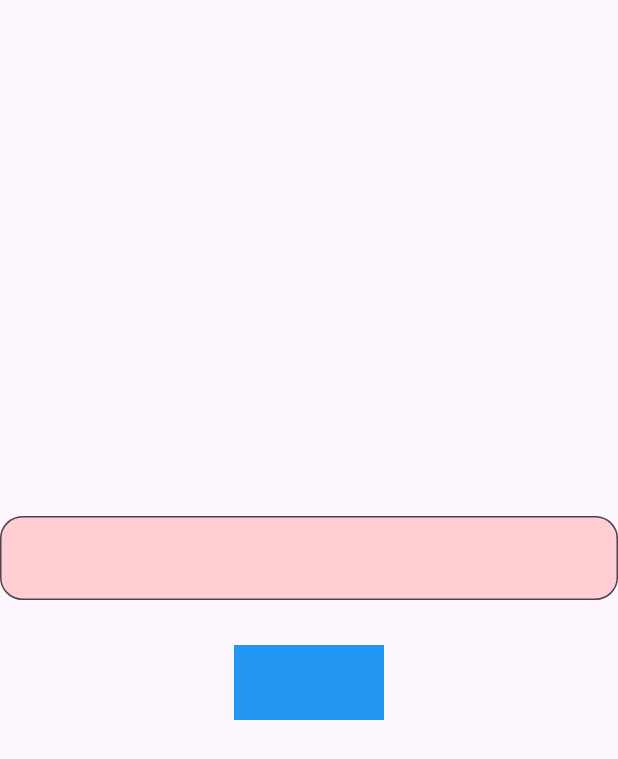
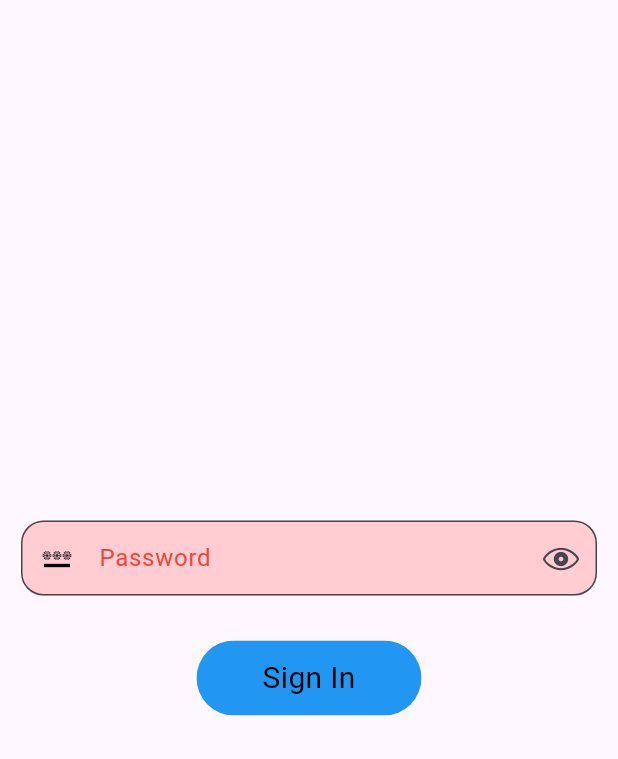
Before and after one commit to shrijith-shetty/Emulator, a Flutter app: the LoginPage screen opened directly, on a phone screen of 412 x 824 dp. Shown: the top 759 px of the screen. Run offline on Flutter 3.47's test engine with Material 3 defaults, Android fonts, the phone set to English and light mode, and no system bars; our stand-ins replace camera, decimal, device_info_plus, flutter_screenutil; missing offline and left inert: gal.

Commit message:
updated textfield design

```diff
--- a/lib/login_page.dart
+++ b/lib/login_page.dart
@@ -20,6 +20,7 @@ class LoginPage extends StatefulWidget
 }
 class _LoginPageState extends State<LoginPage>
 {
+    bool _obsecure = true;
     TextEditingController Password = TextEditingController();
     // _LoginPageState({required this.Password});
     @override
@@ -30,11 +31,28 @@ class _LoginPageState extends State<LoginPage>
                 child: Column(
                     mainAxisAlignment: MainAxisAlignment.center,
                     children: [
-                        TextField(
+                        Padding(
+                            padding: const EdgeInsets.only(left: 14.0, right: 14),
+                            child: SizedBox(
+                                // width: 370,
+                                height: 50,
+                                child: TextField(
                                     controller: Password,
-
+                                    obscureText: _obsecure,
                                     decoration: InputDecoration(
                                         filled: true,
+                                        labelText: "Password",
+
+                                        labelStyle: TextStyle(
+                                            color: Colors.red
+                                        ),
+                                        prefixIcon: Icon(Icons.password, color: Colors.black, size: 20, fontWeight: FontWeight.bold),
+                                        suffixIcon: IconButton(onPressed: (){
+                                          setState(() {
+                                            _obsecure=!_obsecure;
+                                          });
+                                        }, icon: Icon(_obsecure?CupertinoIcons.eye:CupertinoIcons.eye_slash)),
+
                                         fillColor: Colors.red.shade100,
                                         border: OutlineInputBorder(
                                             borderRadius: BorderRadius.circular(15),
@@ -52,21 +70,25 @@ class _LoginPageState extends State<LoginPage>
                                             )
                                         )
                                     )
+                                )
+                            )
                         ),
                         SizedBox(
                             height: 30
                         ),
-                        Container(
-                            width: 100,
+                        ClipRRect(
+                            borderRadius: BorderRadiusGeometry.circular(30),
+                            child: Container(
+                                width: 150,
                                 height: 50,
+
                                 decoration: BoxDecoration(
                                     color: Colors.blue
-
                                 ),
 
                                 child: InkWell(onTap: () =>
                                     {
-                                    Text("Sign IN"),
+
                                         if(Password.text == "password")
                                         {
                                             Navigator.push(
@@ -75,10 +97,11 @@ class _LoginPageState extends State<LoginPage>
                                         }
                                         else
                                         {
-                                        Password.text = ""
+                                            Password.clear()
                                         }
-                                }
+                                    }, child: Center(child: Text("Sign In", style: TextStyle(color: Colors.black, fontSize: 20)))
 
+                                )
                             )
                         )
                     ]
--- a/lib/main.dart
+++ b/lib/main.dart
@@ -40,7 +40,7 @@ class MyApp extends StatelessWidget
 
                 colorScheme: .fromSeed(seedColor: Colors.deepPurple)
             ),
-            home: Password( /*title: "title"*/)
+            home: LoginPage( /*title: "title"*/)
         );
     }
 }
```
Also changed, not shown: lib/settings/settingOption/password.dart (+32 -3 lines). Lines whose indentation alone changed are shown as unchanged.
